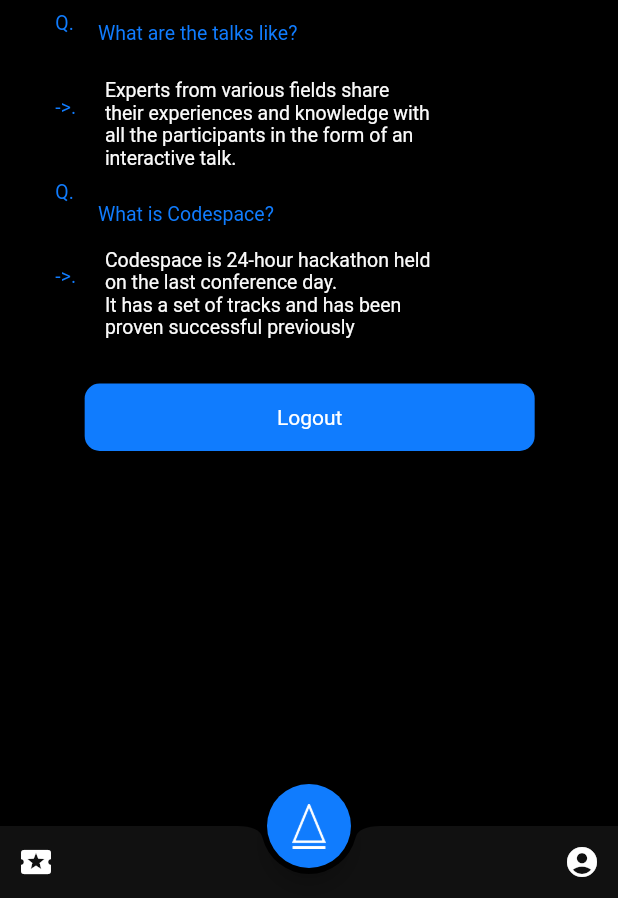
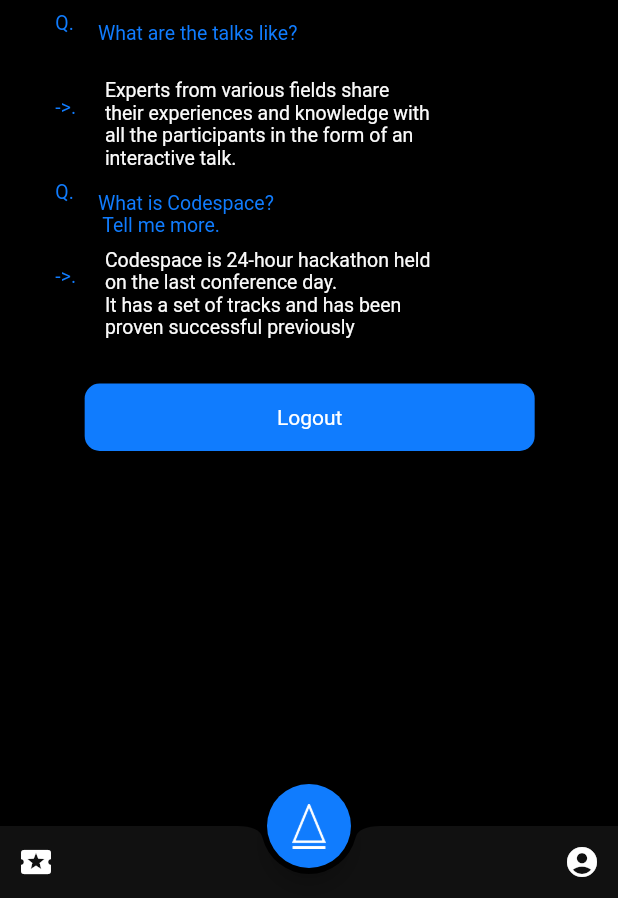
Before and after one commit to sudo-nan0-RaySK/Devspace19App, a Flutter app: the Profile screen opened by its route, scrolled down 280 dp, on a phone screen of 412 x 824 dp, the part 338-1236 px from its top. Run offline on Flutter 3.47's test engine with Material 2 defaults, Android fonts, the phone set to English and light mode, and no system bars; our stand-ins replace bubble_tab_indicator, qr_flutter, shared_preferences; missing offline and left inert: timeline; accounts and stored records are empty.

Commit message:
changes in faqs

```diff
--- a/lib/screens/profile.dart
+++ b/lib/screens/profile.dart
@@ -183,7 +183,7 @@ class ProfileState extends State<Profile> {
             child: faqItem(
                 context: context,
                 question:
-                    'What is Codespace?',
+                    'What is Codespace? \n Tell me more.',
                 answer:
                     ' Codespace is 24-hour hackathon held\n on the last conference day.\n It has a set of tracks and has been\n proven successful previously'),
           ),
```
